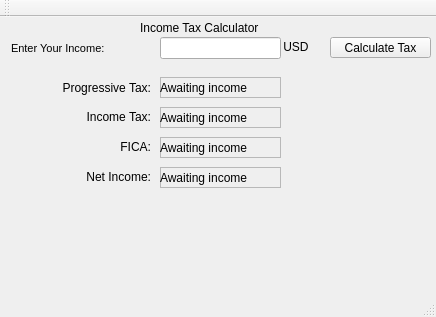
Qt form IncomeTaxCalculator/mainwindow.ui (orionduffy/IncomeTaxCalculator) before a commit.
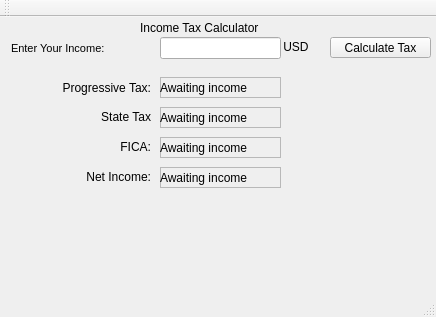
The same form after that commit.

```diff
--- a/IncomeTaxCalculator/mainwindow.ui
+++ b/IncomeTaxCalculator/mainwindow.ui
@@ -109,7 +109,7 @@
      </rect>
     </property>
     <property name="text">
-     <string>Income Tax:</string>
+     <string>State Tax</string>
     </property>
     <property name="alignment">
      <set>Qt::AlignRight|Qt::AlignTrailing|Qt::AlignVCenter</set>
```
Left out of the diff: 2 changed lines with no effect on the pictures.
